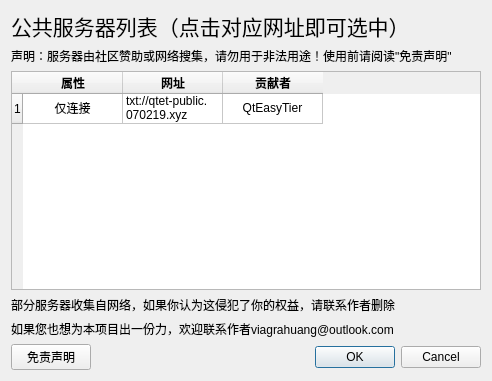
myqfeng/qt-easy-tier, file Qt_UI/publicserver.ui: the form before one commit.
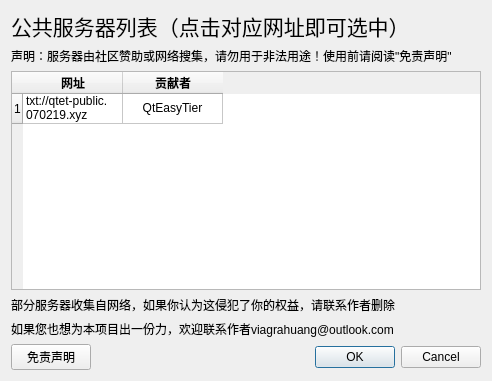
The form after the commit.

Patch:
```diff
--- a/Qt_UI/publicserver.ui
+++ b/Qt_UI/publicserver.ui
@@ -51,17 +51,6 @@
       <bool>false</bool>
      </attribute>
      <row/>
-     <column>
-      <property name="text">
-       <string>属性</string>
-      </property>
-      <property name="font">
-       <font>
-        <bold>true</bold>
-        <hintingpreference>PreferFullHinting</hintingpreference>
-       </font>
-      </property>
-     </column>
      <column>
       <property name="text">
        <string>网址</string>
@@ -85,18 +74,10 @@
      </column>
      <item row="0" column="0">
       <property name="text">
-       <string>仅连接</string>
-      </property>
-      <property name="textAlignment">
-       <set>AlignCenter</set>
-      </property>
-     </item>
-     <item row="0" column="1">
-      <property name="text">
        <string>txt://qtet-public.070219.xyz</string>
       </property>
      </item>
-     <item row="0" column="2">
+     <item row="0" column="1">
       <property name="text">
        <string>QtEasyTier</string>
       </property>
```
